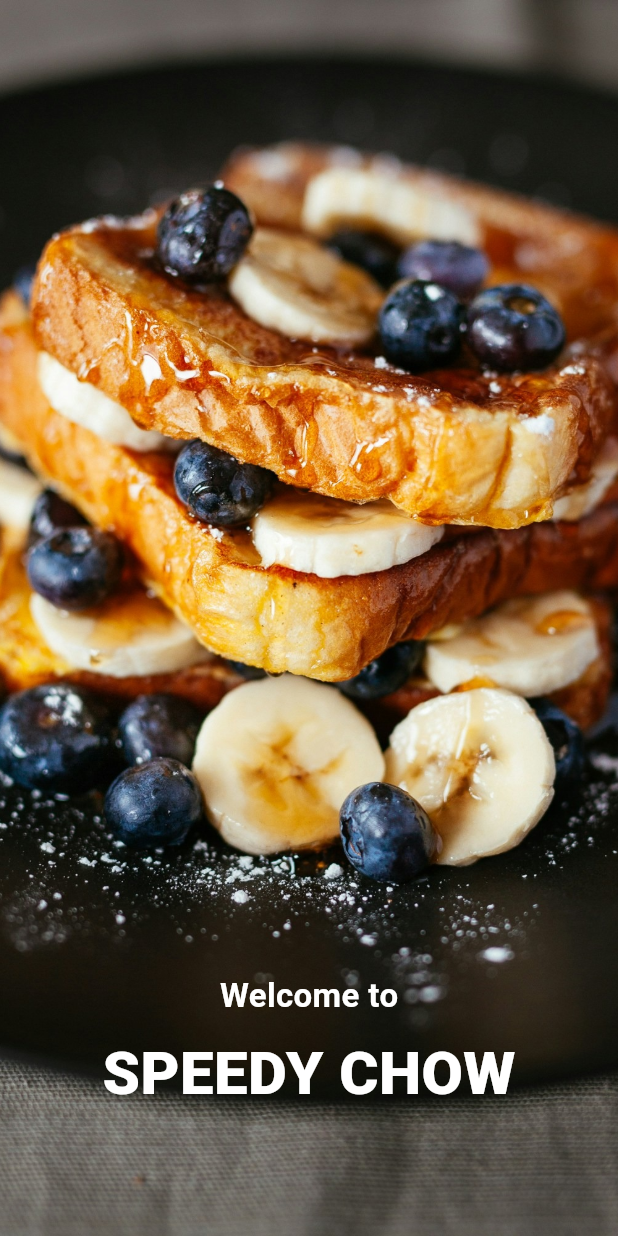
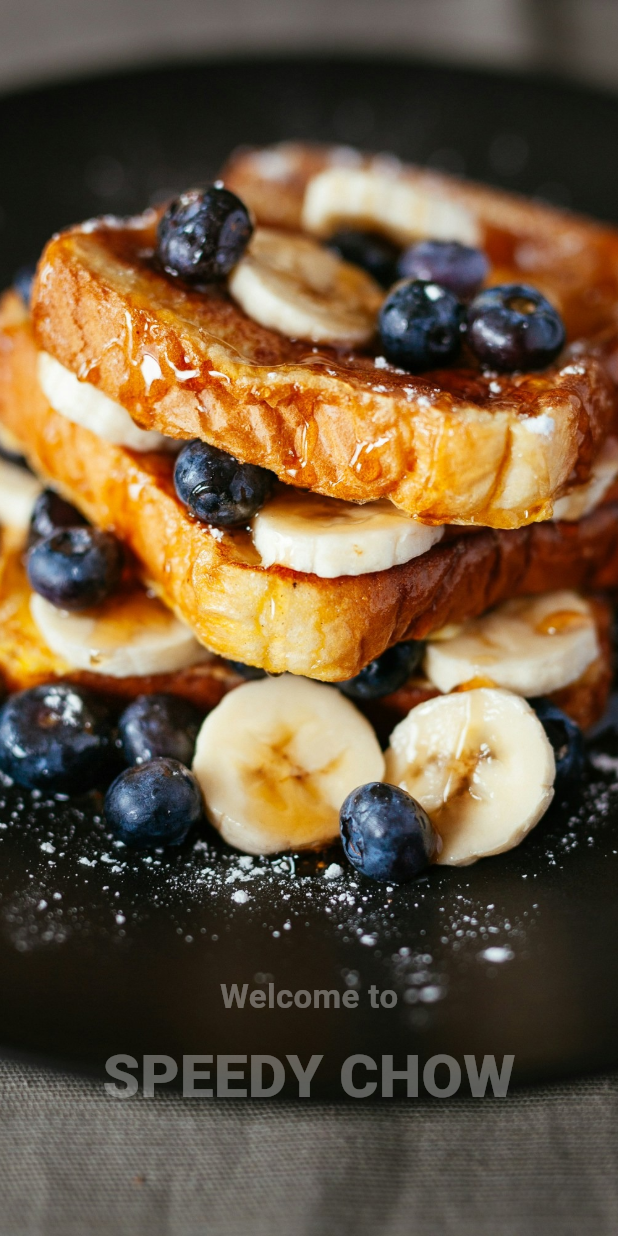
Before and after one commit to Kalki767/grocery_app, a Flutter app: the first screen one second after launch, on a phone screen of 412 x 824 dp. Run offline on Flutter 3.47's test engine with Material 3 defaults, Android fonts, the phone set to English and light mode, and no system bars; our stand-ins replace dartz, device_preview, equatable, flutter_bloc, get_it, rxdart.

```diff
--- a/grocery_app/lib/app.dart
+++ b/grocery_app/lib/app.dart
@@ -2,6 +2,7 @@ import 'package:flutter/material.dart';
 import 'package:flutter_bloc/flutter_bloc.dart';
 import 'package:grocery_app/features/grocery/presentation/bloc/grocery_bloc.dart';
 import 'package:grocery_app/features/grocery/presentation/pages/burger_detail_page.dart';
+import 'package:grocery_app/features/grocery/presentation/pages/my_basket_page.dart';
 import 'package:grocery_app/features/grocery/presentation/pages/splash_page.dart';
 import 'package:grocery_app/injection_container.dart';
 
@@ -21,6 +22,7 @@ class App extends StatelessWidget {
           '/': (context) => SplashPage(),
           '/home_page': (context) => const HomePage(),
           '/burgerDetail': (context) => BurgerDetailPage(),
+          '/basket_page': (context) => MyBasketPage(),
         },
         debugShowCheckedModeBanner: false,
       ),
--- a/grocery_app/lib/features/grocery/data/data_sources/grocery_remote_datasource.dart
+++ b/grocery_app/lib/features/grocery/data/data_sources/grocery_remote_datasource.dart
@@ -38,10 +38,9 @@ class GroceryRemoteDatasourceImpl extends GroceryRemoteDatasource {
   Future<GroceryEntity> getGrocery(String id) async {
     final response = await _client.get(Uri.parse(Urls.getgroceryById(id)));
 
-
     if (response.statusCode == 200) {
       final data = json.decode(response.body);
-      final val = GroceryModel.fromJson(data['data']);
+      final val = GroceryModel.fromJson(data);
       final result = GroceryModel.toEntity(val);
       return result;
     } else {
--- a/grocery_app/lib/features/grocery/presentation/pages/splash_page.dart
+++ b/grocery_app/lib/features/grocery/presentation/pages/splash_page.dart
@@ -5,15 +5,50 @@ class SplashPage extends StatefulWidget {
   _SplashPageState createState() => _SplashPageState();
 }
 
-class _SplashPageState extends State<SplashPage> {
+class _SplashPageState extends State<SplashPage>
+    with SingleTickerProviderStateMixin {
+  late AnimationController _animationController;
+  late Animation<double> _opacityAnimation;
+  late Animation<Offset> _slideAnimation;
+
   @override
   void initState() {
     super.initState();
+
+    // Initialize the animation controller
+    _animationController = AnimationController(
+      duration: const Duration(seconds: 2),
+      vsync: this,
+    )..repeat(reverse: true); // Repeat the animation
+
+    // Create animations
+    _opacityAnimation = Tween<double>(begin: 0.0, end: 1.0).animate(
+      CurvedAnimation(
+        parent: _animationController,
+        curve: Curves.easeInOut,
+      ),
+    );
+
+    _slideAnimation = Tween<Offset>(
+      begin: const Offset(0.0, 0.1),
+      end: Offset.zero,
+    ).animate(
+      CurvedAnimation(
+        parent: _animationController,
+        curve: Curves.easeOut,
+      ),
+    );
+
     // Navigate to HomePage after 5 seconds
     Future.delayed(Duration(seconds: 5), () {
-      Navigator.pushReplacementNamed(
-          context, '/home_page'); // Replace '/home' with your route name
+      Navigator.pushReplacementNamed(context, '/home_page');
     });
+  }
+
+  @override
+  void dispose() {
+    _animationController.dispose();
+    super.dispose();
   }
 
   @override
@@ -33,26 +68,37 @@ class _SplashPageState extends State<SplashPage> {
             child: Column(
               mainAxisAlignment: MainAxisAlignment.end,
               children: [
-                SizedBox(height: 20),
-                // Welcome text
-                Text(
+                // Animated Welcome text
+                SlideTransition(
+                  position: _slideAnimation,
+                  child: FadeTransition(
+                    opacity: _opacityAnimation,
+                    child: Text(
                       'Welcome to',
                       style: TextStyle(
                         fontSize: 22,
                         fontWeight: FontWeight.w600,
-                    color: Colors.white, // Adjust color to fit your design
+                        color: Colors.white,
                         fontFamily: 'Roboto',
                       ),
                     ),
+                  ),
+                ),
                 SizedBox(height: 8),
-                // Main text
-                Text(
+                // Animated Main text
+                SlideTransition(
+                  position: _slideAnimation,
+                  child: FadeTransition(
+                    opacity: _opacityAnimation,
+                    child: Text(
                       'SPEEDY CHOW',
                       style: TextStyle(
                         fontSize: 40,
                         fontWeight: FontWeight.w900,
-                    color: Colors.white, // Adjust color to fit your design
+                        color: Colors.white,
                         fontFamily: 'Roboto',
+                      ),
+                    ),
                   ),
                 ),
                 SizedBox(height: 80), // Space from the bottom
```
Also changed, not shown: grocery_app/lib/features/grocery/presentation/pages/burger_detail_page.dart (+12 -1 lines), grocery_app/lib/features/grocery/presentation/pages/my_basket_page.dart (added, +84 -0 lines), grocery_app/lib/features/grocery/presentation/widgets/basket_item.dart (added, +81 -0 lines), 3 other files. Lines whose indentation alone changed are shown as unchanged.
